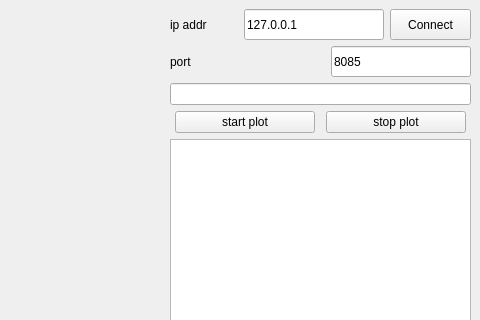
Nayjl/oscilloscop_cleint_udp, file mainwindow.ui: the form before one commit; both pictures show x 745 to 1225 and y 0 to 320 of the 1225 by 724 pixel window.
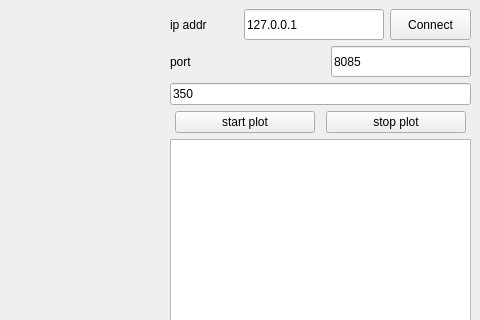
The form after the commit. Custom widgets are drawn as their Qt base class.

Diff of the .ui file:
```diff
--- a/mainwindow.ui
+++ b/mainwindow.ui
@@ -110,7 +110,11 @@
        </layout>
       </item>
       <item>
-       <widget class="QLineEdit" name="sampleRateLineEdit"/>
+       <widget class="QLineEdit" name="sampleRateLineEdit">
+        <property name="text">
+         <string>350</string>
+        </property>
+       </widget>
       </item>
       <item>
        <layout class="QHBoxLayout" name="horizontalLayout_6">
```
